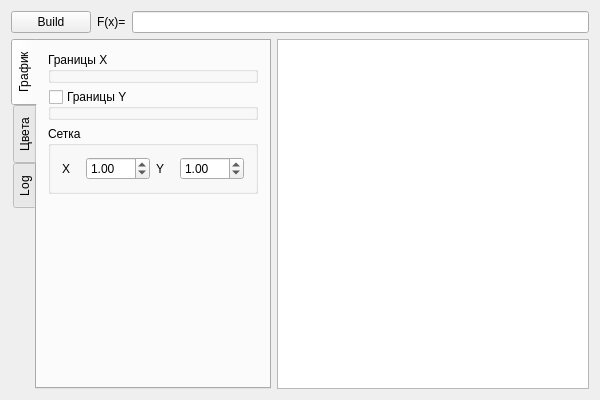
Above: qtgraph.ui from xelez/QtGraph before the change. Below: the same form after it.
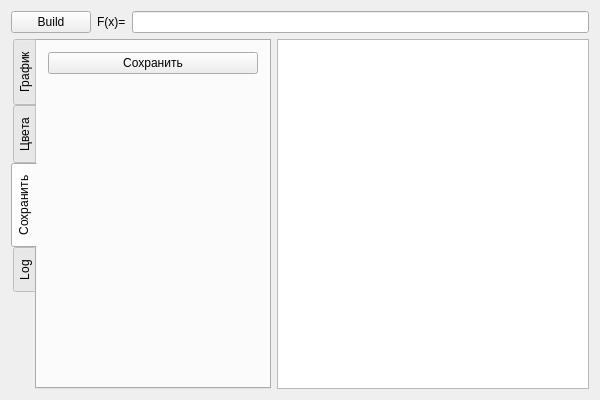
That is the form after the change. Custom widgets are drawn as their Qt base class.

Commit message: Add ability to save plots.

What changed in the file:
```diff
--- a/qtgraph.ui
+++ b/qtgraph.ui
@@ -52,7 +52,7 @@
         <enum>QTabWidget::Rounded</enum>
        </property>
        <property name="currentIndex">
-        <number>0</number>
+        <number>2</number>
        </property>
        <widget class="QWidget" name="tabPlotConf">
         <attribute name="title">
@@ -209,7 +209,34 @@
          </item>
         </layout>
        </widget>
-       <widget class="QWidget" name="tbLog">
+       <widget class="QWidget" name="tabSave">
+        <attribute name="title">
+         <string>Сохранить</string>
+        </attribute>
+        <layout class="QVBoxLayout" name="verticalLayout_4">
+         <item>
+          <widget class="QPushButton" name="pbSave">
+           <property name="text">
+            <string>Сохранить</string>
+           </property>
+          </widget>
+         </item>
+         <item>
+          <spacer name="verticalSpacer_2">
+           <property name="orientation">
+            <enum>Qt::Vertical</enum>
+           </property>
+           <property name="sizeHint" stdset="0">
+            <size>
+             <width>20</width>
+             <height>40</height>
+            </size>
+           </property>
+          </spacer>
+         </item>
+        </layout>
+       </widget>
+       <widget class="QWidget" name="tabLog">
         <attribute name="title">
          <string>Log</string>
         </attribute>
```
The commit also changes 2 other files.
